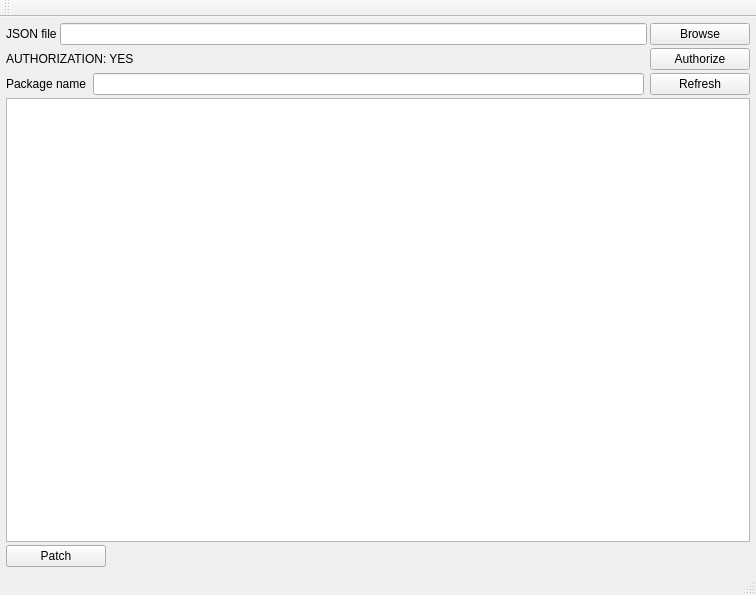
Above: src/mainwindow.ui from Senspark/publisher-helper before the change. Below: the same form after it.
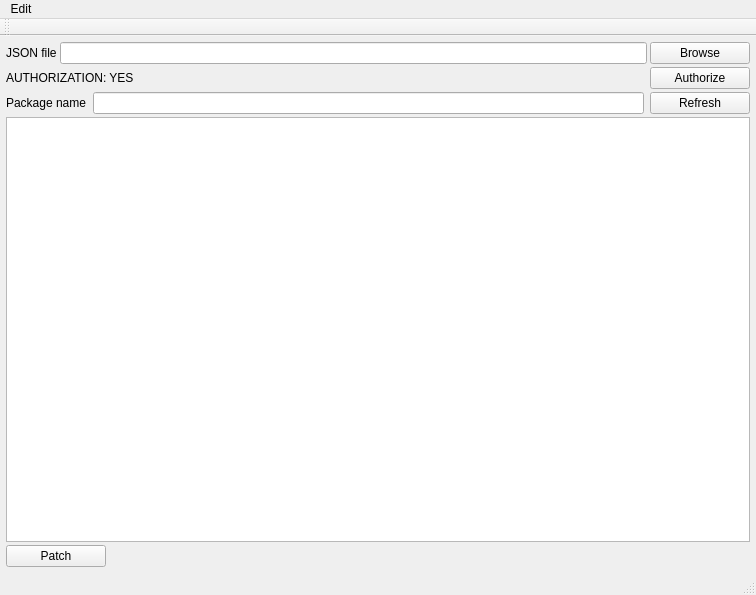
That is the form after the change. Custom widgets are drawn as their Qt base class.

```diff
--- a/src/mainwindow.ui
+++ b/src/mainwindow.ui
@@ -218,6 +218,14 @@
      <height>22</height>
     </rect>
    </property>
+   <widget class="QMenu" name="menuEdit">
+    <property name="title">
+     <string>Edit</string>
+    </property>
+    <addaction name="undoAction"/>
+    <addaction name="redoAction"/>
+   </widget>
+   <addaction name="menuEdit"/>
   </widget>
   <widget class="QToolBar" name="mainToolBar">
    <attribute name="toolBarArea">
```
Left out of the diff: 16 changed lines with no effect on the pictures.
